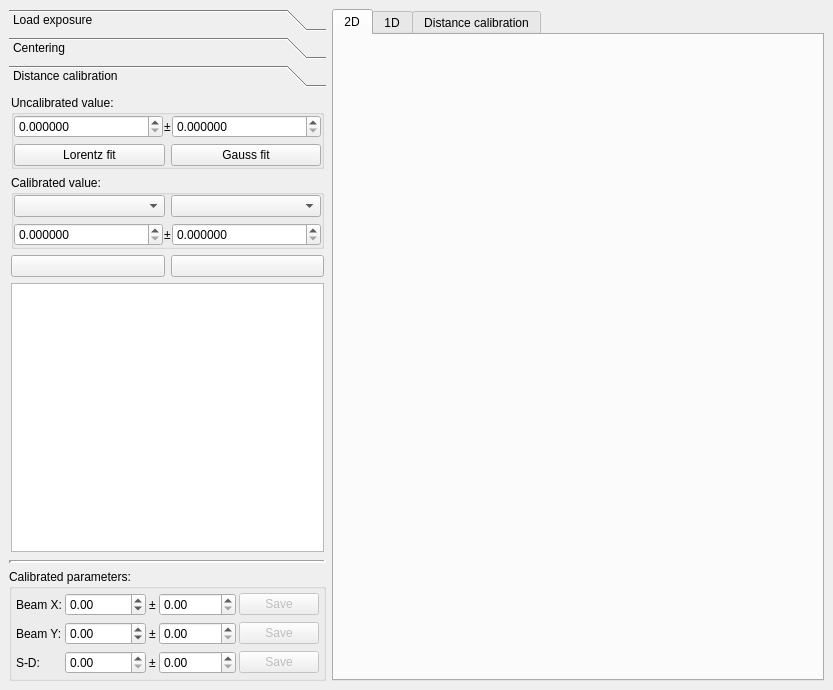
Qt form cct/qtgui2/setup/calibration/calibration.ui (awacha/cct) before a commit.
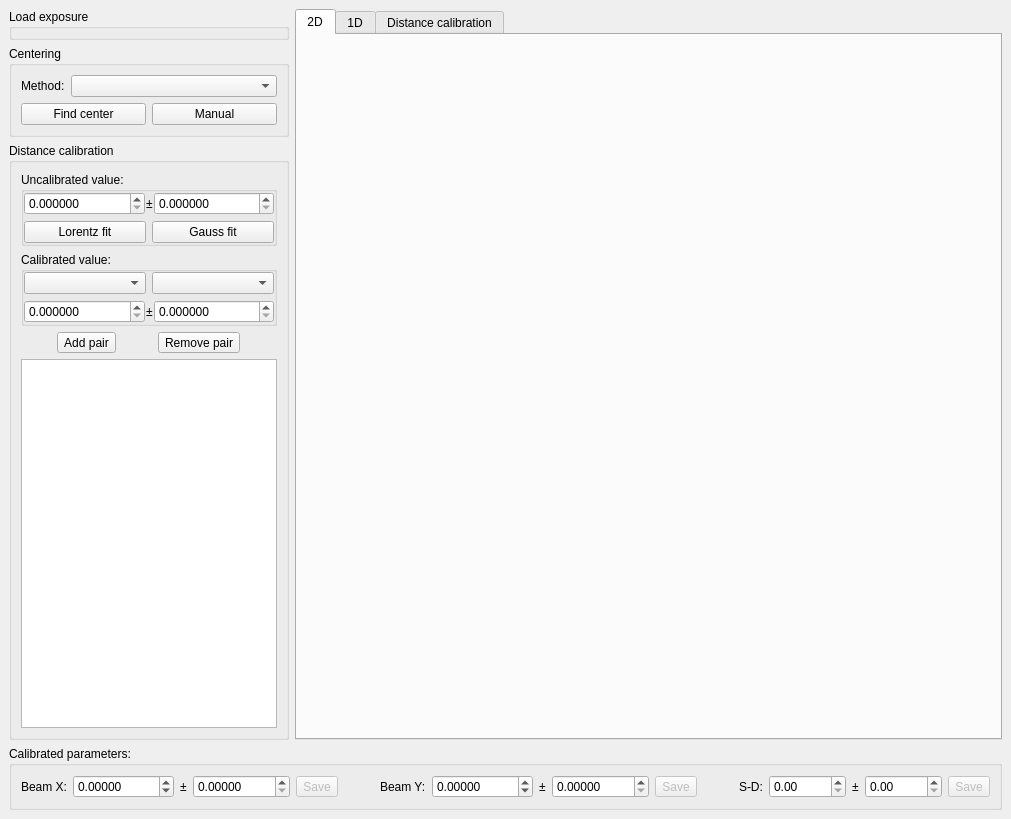
The same form after that commit. The open tabs and pages were chosen to show the change. Icons and pictures are not drawn.

Commit message: More work on calibration: centering almost OK

Patch:
```diff
--- a/cct/qtgui2/setup/calibration/calibration.ui
+++ b/cct/qtgui2/setup/calibration/calibration.ui
@@ -6,8 +6,8 @@
    <rect>
     <x>0</x>
     <y>0</y>
-    <width>833</width>
-    <height>690</height>
+    <width>1011</width>
+    <height>819</height>
    </rect>
   </property>
   <property name="minimumSize">
@@ -24,90 +24,27 @@
     <normaloff>:/icons/calibration.svg</normaloff>:/icons/calibration.svg</iconset>
   </property>
   <widget class="QWidget" name="centralwidget">
-   <layout class="QHBoxLayout" name="horizontalLayout">
-    <item>
-     <widget class="QWidget" name="widget" native="true">
-      <property name="sizePolicy">
-       <sizepolicy hsizetype="Minimum" vsizetype="Preferred">
-        <horstretch>0</horstretch>
-        <verstretch>0</verstretch>
-       </sizepolicy>
-      </property>
-      <property name="minimumSize">
-       <size>
-        <width>0</width>
-        <height>0</height>
-       </size>
-      </property>
       <layout class="QVBoxLayout" name="verticalLayout_2">
-       <property name="leftMargin">
-        <number>0</number>
-       </property>
-       <property name="topMargin">
-        <number>0</number>
-       </property>
-       <property name="rightMargin">
-        <number>0</number>
-       </property>
-       <property name="bottomMargin">
-        <number>0</number>
-       </property>
        <item>
-        <widget class="QToolBox" name="toolBox">
-         <property name="sizePolicy">
-          <sizepolicy hsizetype="Minimum" vsizetype="Expanding">
-           <horstretch>0</horstretch>
-           <verstretch>0</verstretch>
-          </sizepolicy>
-         </property>
-         <property name="minimumSize">
-          <size>
-           <width>0</width>
-           <height>0</height>
-          </size>
-         </property>
-         <property name="currentIndex">
-          <number>0</number>
-         </property>
-         <widget class="QWidget" name="fsnselectorPage">
-          <property name="geometry">
-           <rect>
-            <x>0</x>
-            <y>0</y>
-            <width>356</width>
-            <height>415</height>
-           </rect>
-          </property>
-          <property name="sizePolicy">
-           <sizepolicy hsizetype="Preferred" vsizetype="Preferred">
-            <horstretch>0</horstretch>
-            <verstretch>0</verstretch>
-           </sizepolicy>
-          </property>
-          <attribute name="label">
+     <layout class="QHBoxLayout" name="horizontalLayout">
+      <item>
+       <layout class="QVBoxLayout" name="verticalLayout">
+        <item>
+         <widget class="QGroupBox" name="fsnSelectorGroupBox">
+          <property name="title">
            <string>Load exposure</string>
-          </attribute>
+          </property>
          </widget>
-         <widget class="QWidget" name="centeringPage">
-          <property name="geometry">
-           <rect>
-            <x>0</x>
-            <y>0</y>
-            <width>356</width>
-            <height>415</height>
-           </rect>
-          </property>
-          <property name="sizePolicy">
-           <sizepolicy hsizetype="Preferred" vsizetype="Preferred">
-            <horstretch>0</horstretch>
-            <verstretch>0</verstretch>
-           </sizepolicy>
-          </property>
-          <attribute name="label">
+        </item>
+        <item>
+         <widget class="QGroupBox" name="groupBox_4">
+          <property name="title">
            <string>Centering</string>
-          </attribute>
-          <layout class="QFormLayout" name="formLayout">
-           <item row="0" column="0">
+          </property>
+          <layout class="QVBoxLayout" name="verticalLayout_4">
+           <item>
+            <layout class="QHBoxLayout" name="horizontalLayout_5">
+             <item>
             <widget class="QLabel" name="label_7">
              <property name="sizePolicy">
               <sizepolicy hsizetype="Maximum" vsizetype="Preferred">
@@ -120,7 +57,7 @@
              </property>
             </widget>
            </item>
-           <item row="0" column="1">
+             <item>
             <widget class="QComboBox" name="centeringMethodComboBox">
              <property name="sizePolicy">
               <sizepolicy hsizetype="Preferred" vsizetype="Fixed">
@@ -130,24 +67,11 @@
              </property>
             </widget>
            </item>
-           <item row="2" column="0">
-            <widget class="QLabel" name="label_10">
-             <property name="text">
-              <string>Description:</string>
-             </property>
-            </widget>
+            </layout>
            </item>
-           <item row="3" column="0" colspan="2">
-            <widget class="QTextBrowser" name="centeringDescriptionTextBrowser">
-             <property name="sizePolicy">
-              <sizepolicy hsizetype="Expanding" vsizetype="Expanding">
-               <horstretch>0</horstretch>
-               <verstretch>1</verstretch>
-              </sizepolicy>
-             </property>
-            </widget>
-           </item>
-           <item row="5" column="0" colspan="2">
+           <item>
+            <layout class="QHBoxLayout" name="horizontalLayout_10">
+             <item>
             <widget class="QPushButton" name="centeringPushButton">
              <property name="sizePolicy">
               <sizepolicy hsizetype="Preferred" vsizetype="Fixed">
@@ -164,58 +88,24 @@
              </property>
             </widget>
            </item>
-           <item row="6" column="0" colspan="2">
-            <spacer name="verticalSpacer">
-             <property name="orientation">
-              <enum>Qt::Vertical</enum>
-             </property>
-             <property name="sizeHint" stdset="0">
-              <size>
-               <width>20</width>
-               <height>0</height>
-              </size>
-             </property>
-            </spacer>
-           </item>
-          </layout>
+             <item>
+              <widget class="QPushButton" name="manualCenteringPushButton">
+               <property name="text">
+                <string>Manual</string>
+               </property>
+              </widget>
+             </item>
+            </layout>
+           </item>
+          </layout>
          </widget>
-         <widget class="QWidget" name="distancePage">
-          <property name="geometry">
-           <rect>
-            <x>0</x>
-            <y>0</y>
-            <width>356</width>
-            <height>415</height>
-           </rect>
-          </property>
-          <property name="sizePolicy">
-           <sizepolicy hsizetype="Preferred" vsizetype="Preferred">
-            <horstretch>0</horstretch>
-            <verstretch>0</verstretch>
-           </sizepolicy>
-          </property>
-          <property name="minimumSize">
-           <size>
-            <width>0</width>
-            <height>0</height>
-           </size>
-          </property>
-          <attribute name="label">
+        </item>
+        <item>
+         <widget class="QGroupBox" name="groupBox_5">
+          <property name="title">
            <string>Distance calibration</string>
-          </attribute>
-          <layout class="QVBoxLayout" name="verticalLayout_3">
-           <property name="leftMargin">
-            <number>2</number>
-           </property>
-           <property name="topMargin">
-            <number>2</number>
-           </property>
-           <property name="rightMargin">
-            <number>2</number>
-           </property>
-           <property name="bottomMargin">
-            <number>2</number>
-           </property>
+          </property>
+          <layout class="QVBoxLayout" name="verticalLayout_5">
            <item>
             <widget class="QGroupBox" name="groupBox">
              <property name="sizePolicy">
@@ -455,68 +345,38 @@
             </widget>
            </item>
            <item>
-            <widget class="QWidget" name="widget_5" native="true">
-             <property name="sizePolicy">
-              <sizepolicy hsizetype="Preferred" vsizetype="Preferred">
-               <horstretch>0</horstretch>
-               <verstretch>0</verstretch>
-              </sizepolicy>
-             </property>
-             <property name="minimumSize">
-              <size>
-               <width>0</width>
-               <height>0</height>
-              </size>
-             </property>
-             <layout class="QHBoxLayout" name="horizontalLayout_4">
-              <property name="leftMargin">
-               <number>0</number>
-              </property>
-              <property name="topMargin">
-               <number>0</number>
-              </property>
-              <property name="rightMargin">
-               <number>0</number>
-              </property>
-              <property name="bottomMargin">
-               <number>0</number>
-              </property>
+            <layout class="QVBoxLayout" name="verticalLayout_6">
               <item>
-               <widget class="QPushButton" name="addPairPushButton">
-                <property name="sizePolicy">
-                 <sizepolicy hsizetype="Preferred" vsizetype="Fixed">
-                  <horstretch>0</horstretch>
-                  <verstretch>0</verstretch>
-                 </sizepolicy>
-                </property>
+              <layout class="QHBoxLayout" name="horizontalLayout_6">
+               <item>
+                <widget class="QToolButton" name="addPairToolButton">
                 <property name="text">
-                 <string/>
+                  <string>Add pair</string>
                 </property>
                 <property name="icon">
                  <iconset theme="list-add">
                   <normaloff>../../../qtgui/setup/calibration</normaloff>../../../qtgui/setup/calibration</iconset>
                 </property>
+                 <property name="toolButtonStyle">
+                  <enum>Qt::ToolButtonTextBesideIcon</enum>
+                 </property>
                </widget>
               </item>
               <item>
-               <widget class="QPushButton" name="removePairPushButton">
-                <property name="sizePolicy">
-                 <sizepolicy hsizetype="Preferred" vsizetype="Fixed">
-                  <horstretch>0</horstretch>
-                  <verstretch>0</verstretch>
-                 </sizepolicy>
-                </property>
+                <widget class="QToolButton" name="removePairToolButton">
                 <property name="text">
-                 <string/>
+                  <string>Remove pair</string>
                 </property>
                 <property name="icon">
                  <iconset theme="list-remove">
                   <normaloff>../../../qtgui/setup/calibration</normaloff>../../../qtgui/setup/calibration</iconset>
                 </property>
+                 <property name="toolButtonStyle">
+                  <enum>Qt::ToolButtonTextBesideIcon</enum>
+                 </property>
                </widget>
               </item>
              </layout>
-            </widget>
            </item>
            <item>
             <widget class="QTreeView" name="pairsTreeView">
@@ -544,23 +404,64 @@
             </widget>
            </item>
           </layout>
+           </item>
+          </layout>
          </widget>
-        </widget>
+        </item>
+       </layout>
        </item>
        <item>
-        <widget class="Line" name="line">
-         <property name="lineWidth">
-          <number>3</number>
-         </property>
-         <property name="orientation">
-          <enum>Qt::Horizontal</enum>
-         </property>
+       <widget class="QTabWidget" name="tabWidget">
+        <property name="sizePolicy">
+         <sizepolicy hsizetype="Expanding" vsizetype="Expanding">
+          <horstretch>1</horstretch>
+          <verstretch>0</verstretch>
+         </sizepolicy>
+        </property>
+        <property name="currentIndex">
+         <number>0</number>
+        </property>
+        <widget class="QWidget" name="tab2D">
+         <property name="sizePolicy">
+          <sizepolicy hsizetype="Expanding" vsizetype="Preferred">
+           <horstretch>0</horstretch>
+           <verstretch>0</verstretch>
+          </sizepolicy>
+         </property>
+         <attribute name="title">
+          <string>2D</string>
+         </attribute>
         </widget>
+        <widget class="QWidget" name="tab1D">
+         <property name="sizePolicy">
+          <sizepolicy hsizetype="Expanding" vsizetype="Preferred">
+           <horstretch>0</horstretch>
+           <verstretch>0</verstretch>
+          </sizepolicy>
+         </property>
+         <attribute name="title">
+          <string>1D</string>
+         </attribute>
+        </widget>
+        <widget class="QWidget" name="tabDistance">
+         <property name="sizePolicy">
+          <sizepolicy hsizetype="Expanding" vsizetype="Preferred">
+           <horstretch>0</horstretch>
+           <verstretch>0</verstretch>
+          </sizepolicy>
+         </property>
+         <attribute name="title">
+          <string>Distance calibration</string>
+         </attribute>
+        </widget>
+       </widget>
+      </item>
+     </layout>
        </item>
        <item>
         <widget class="QGroupBox" name="groupBox">
          <property name="sizePolicy">
-          <sizepolicy hsizetype="Preferred" vsizetype="Preferred">
+       <sizepolicy hsizetype="Minimum" vsizetype="Preferred">
            <horstretch>0</horstretch>
            <verstretch>0</verstretch>
           </sizepolicy>
@@ -580,103 +481,177 @@
          <property name="checkable">
           <bool>false</bool>
          </property>
-         <layout class="QGridLayout" name="gridLayout">
-          <property name="leftMargin">
-           <number>4</number>
-          </property>
-          <property name="topMargin">
-           <number>4</number>
-          </property>
-          <property name="rightMargin">
-           <number>4</number>
-          </property>
-          <property name="bottomMargin">
-           <number>4</number>
-          </property>
-          <property name="horizontalSpacing">
-           <number>3</number>
-          </property>
-          <item row="0" column="0">
+      <layout class="QHBoxLayout" name="horizontalLayout_9">
+       <item>
            <widget class="QLabel" name="label">
             <property name="text">
              <string>Beam X:</string>
             </property>
            </widget>
           </item>
-          <item row="1" column="0">
+       <item>
+        <layout class="QHBoxLayout" name="horizontalLayout_4">
+         <item>
+          <widget class="QDoubleSpinBox" name="beamXDoubleSpinBox">
+           <property name="sizePolicy">
+            <sizepolicy hsizetype="Minimum" vsizetype="Fixed">
+             <horstretch>1</horstretch>
+             <verstretch>0</verstretch>
+            </sizepolicy>
+           </property>
+           <property name="decimals">
+            <number>5</number>
+           </property>
+           <property name="minimum">
+            <double>-10000.000000000000000</double>
+           </property>
+           <property name="maximum">
+            <double>10000.000000000000000</double>
+           </property>
+          </widget>
+         </item>
+         <item>
+          <widget class="QLabel" name="label_2">
+           <property name="text">
+            <string>±</string>
+           </property>
+          </widget>
+         </item>
+         <item>
+          <widget class="QDoubleSpinBox" name="beamXErrDoubleSpinBox">
+           <property name="sizePolicy">
+            <sizepolicy hsizetype="Minimum" vsizetype="Fixed">
+             <horstretch>1</horstretch>
+             <verstretch>0</verstretch>
+            </sizepolicy>
+           </property>
+           <property name="decimals">
+            <number>5</number>
+           </property>
+           <property name="maximum">
+            <double>10000.000000000000000</double>
+           </property>
+          </widget>
+         </item>
+         <item>
+          <widget class="QToolButton" name="saveBeamXToolButton">
+           <property name="enabled">
+            <bool>false</bool>
+           </property>
+           <property name="text">
+            <string>Save</string>
+           </property>
+           <property name="icon">
+            <iconset theme="document-save">
+             <normaloff>../../../qtgui/setup/calibration</normaloff>../../../qtgui/setup/calibration</iconset>
+           </property>
+          </widget>
+         </item>
+        </layout>
+       </item>
+       <item>
+        <spacer name="horizontalSpacer">
+         <property name="orientation">
+          <enum>Qt::Horizontal</enum>
+         </property>
+         <property name="sizeHint" stdset="0">
+          <size>
+           <width>0</width>
+           <height>0</height>
+          </size>
+         </property>
+        </spacer>
+       </item>
+       <item>
            <widget class="QLabel" name="label_3">
             <property name="text">
              <string>Beam Y:</string>
             </property>
            </widget>
           </item>
-          <item row="2" column="0">
+       <item>
+        <layout class="QHBoxLayout" name="horizontalLayout_7">
+         <item>
+          <widget class="QDoubleSpinBox" name="beamYDoubleSpinBox">
+           <property name="sizePolicy">
+            <sizepolicy hsizetype="Minimum" vsizetype="Fixed">
+             <horstretch>1</horstretch>
+             <verstretch>0</verstretch>
+            </sizepolicy>
+           </property>
+           <property name="decimals">
+            <number>5</number>
+           </property>
+           <property name="minimum">
+            <double>-10000.000000000000000</double>
+           </property>
+           <property name="maximum">
+            <double>10000.000000000000000</double>
+           </property>
+          </widget>
+         </item>
+         <item>
+          <widget class="QLabel" name="label_5">
+           <property name="text">
+            <string>±</string>
+           </property>
+          </widget>
+         </item>
+         <item>
+          <widget class="QDoubleSpinBox" name="beamYErrDoubleSpinBox">
+           <property name="sizePolicy">
+            <sizepolicy hsizetype="Minimum" vsizetype="Fixed">
+             <horstretch>1</horstretch>
+             <verstretch>0</verstretch>
+            </sizepolicy>
+           </property>
+           <property name="decimals">
+            <number>5</number>
+           </property>
+           <property name="maximum">
+            <double>10000.000000000000000</double>
+           </property>
+          </widget>
+         </item>
+         <item>
+          <widget class="QToolButton" name="saveBeamYToolButton">
+           <property name="enabled">
+            <bool>false</bool>
+           </property>
+           <property name="text">
+            <string>Save</string>
+           </property>
+           <property name="icon">
+            <iconset theme="document-save">
+             <normaloff>../../../qtgui/setup/calibration</normaloff>../../../qtgui/setup/calibration</iconset>
+           </property>
+          </widget>
+         </item>
+        </layout>
+       </item>
+       <item>
+        <spacer name="horizontalSpacer_2">
+         <property name="orientation">
+          <enum>Qt::Horizontal</enum>
+         </property>
+         <property name="sizeHint" stdset="0">
+          <size>
+           <width>0</width>
+           <height>0</height>
+          </size>
+         </property>
+        </spacer>
+       </item>
+       <item>
            <widget class="QLabel" name="label_4">
             <property name="text">
              <string>S-D:</string>
             </property>
            </widget>
           </item>
-          <item row="0" column="4">
-           <widget class="QPushButton" name="saveBeamXPushButton">
-            <property name="enabled">
-             <bool>false</bool>
-            </property>
-            <property name="text">
-             <string>Save</string>
-            </property>
-            <property name="icon">
-             <iconset theme="document-save">
-              <normaloff>../../../qtgui/setup/calibration</normaloff>../../../qtgui/setup/calibration</iconset>
-            </property>
-           </widget>
-          </item>
-          <item row="0" column="3">
-           <widget class="QDoubleSpinBox" name="beamXErrDoubleSpinBox">
-            <property name="sizePolicy">
-             <sizepolicy hsizetype="Minimum" vsizetype="Fixed">
-              <horstretch>1</horstretch>
-              <verstretch>0</verstretch>
-             </sizepolicy>
-            </property>
-            <property name="maximum">
-             <double>10000.000000000000000</double>
-            </property>
-           </widget>
-          </item>
-          <item row="0" column="1">
-           <widget class="QDoubleSpinBox" name="beamXDoubleSpinBox">
-            <property name="sizePolicy">
-             <sizepolicy hsizetype="Minimum" vsizetype="Fixed">
-              <horstretch>1</horstretch>
-              <verstretch>0</verstretch>
-             </sizepolicy>
-            </property>
-            <property name="minimum">
-             <double>-10000.000000000000000</double>
-            </property>
-            <property name="maximum">
-             <double>10000.000000000000000</double>
-            </property>
-           </widget>
-          </item>
-          <item row="1" column="1">
-           <widget class="QDoubleSpinBox" name="beamYDoubleSpinBox">
-            <property name="sizePolicy">
-             <sizepolicy hsizetype="Minimum" vsizetype="Fixed">
-              <horstretch>1</horstretch>
-              <verstretch>0</verstretch>
-             </sizepolicy>
-            </property>
-            <property name="minimum">
-             <double>-10000.000000000000000</double>
-            </property>
-            <property name="maximum">
-             <double>10000.000000000000000</double>
-            </property>
-           </widget>
-          </item>
-          <item row="2" column="1">
+       <item>
+        <layout class="QHBoxLayout" name="horizontalLayout_8">
+         <item>
            <widget class="QDoubleSpinBox" name="sdDistDoubleSpinBox">
             <property name="sizePolicy">
              <sizepolicy hsizetype="Minimum" vsizetype="Fixed">
@@ -689,7 +664,14 @@
             </property>
            </widget>
           </item>
-          <item row="2" column="3">
+         <item>
+          <widget class="QLabel" name="label_6">
+           <property name="text">
+            <string>±</string>
+           </property>
+          </widget>
+         </item>
+         <item>
            <widget class="QDoubleSpinBox" name="sdDistErrDoubleSpinBox">
             <property name="sizePolicy">
              <sizepolicy hsizetype="Minimum" vsizetype="Fixed">
@@ -705,119 +687,24 @@
             </property>
            </widget>
           </item>
-          <item row="1" column="4">
-           <widget class="QPushButton" name="saveBeamYPushButton">
-            <property name="enabled">
-             <bool>false</bool>
-            </property>
-            <property name="text">
-             <string>Save</string>
-            </property>
-            <property name="icon">
-             <iconset theme="document-save">
-              <normaloff>../../../qtgui/setup/calibration</normaloff>../../../qtgui/setup/calibration</iconset>
-            </property>
-           </widget>
-          </item>
-          <item row="1" column="3">
-           <widget class="QDoubleSpinBox" name="beamYErrDoubleSpinBox">
-            <property name="sizePolicy">
-             <sizepolicy hsizetype="Minimum" vsizetype="Fixed">
-              <horstretch>1</horstretch>
-              <verstretch>0</verstretch>
-             </sizepolicy>
-            </property>
-            <property name="maximum">
-             <double>10000.000000000000000</double>
-            </property>
-           </widget>
-          </item>
-          <item row="2" column="4">
-           <widget class="QPushButton" name="saveSDDistPushButton">
-            <property name="enabled">
-             <bool>false</bool>
-            </property>
-            <property name="text">
-             <string>Save</string>
-            </property>
-            <property name="icon">
-             <iconset theme="document-save">
-              <normaloff>../../../qtgui/setup/calibration</normaloff>../../../qtgui/setup/calibration</iconset>
-            </property>
-           </widget>
-          </item>
-          <item row="0" column="2">
-           <widget class="QLabel" name="label_2">
-            <property name="text">
-             <string>±</string>
-            </property>
-           </widget>
-          </item>
-          <item row="1" column="2">
-           <widget class="QLabel" name="label_5">
-            <property name="text">
-             <string>±</string>
-            </property>
-           </widget>
-          </item>
-          <item row="2" column="2">
-           <widget class="QLabel" name="label_6">
-            <property name="text">
-             <string>±</string>
-            </property>
-           </widget>
-          </item>
-         </layout>
-        </widget>
-       </item>
-      </layout>
-     </widget>
-    </item>
     <item>
-     <widget class="QTabWidget" name="tabWidget">
-      <property name="sizePolicy">
-       <sizepolicy hsizetype="Expanding" vsizetype="Expanding">
-        <horstretch>1</horstretch>
-        <verstretch>0</verstretch>
-       </sizepolicy>
-      </property>
-      <property name="currentIndex">
-       <number>0</number>
-      </property>
-      <widget class="QWidget" name="tab2D">
-       <property name="sizePolicy">
-        <sizepolicy hsizetype="Expanding" vsizetype="Preferred">
-         <horstretch>0</horstretch>
-         <verstretch>0</verstretch>
-        </sizepolicy>
-       </property>
-       <attribute name="title">
-        <string>2D</string>
-       </attribute>
-      </widget>
-      <widget class="QWidget" name="tab1D">
-       <property name="sizePolicy">
-        <sizepolicy hsizetype="Expanding" vsizetype="Preferred">
-         <horstretch>0</horstretch>
-         <verstretch>0</verstretch>
-        </sizepolicy>
-       </property>
-       <attribute name="title">
-        <string>1D</string>
-       </attribute>
-      </widget>
-      <widget class="QWidget" name="tabDistance">
-       <property name="sizePolicy">
-        <sizepolicy hsizetype="Expanding" vsizetype="Preferred">
-         <horstretch>0</horstretch>
-         <verstretch>0</verstretch>
-        </sizepolicy>
-       </property>
-       <attribute name="title">
-        <string>Distance calibration</string>
-       </attribute>
-      </widget>
-     </widget>
+          <widget class="QToolButton" name="saveSDDistToolButton">
+           <property name="enabled">
+            <bool>false</bool>
+           </property>
+           <property name="text">
+            <string>Save</string>
+           </property>
+           <property name="icon">
+            <iconset theme="document-save">
+             <normaloff>../../../qtgui/setup/calibration</normaloff>../../../qtgui/setup/calibration</iconset>
+           </property>
+          </widget>
+         </item>
+        </layout>
+       </item>
+      </layout>
+     </widget>
     </item>
    </layout>
   </widget>
```
Left out of the diff: 24 changed lines with no effect on the pictures. Lines whose indentation alone changed are shown as unchanged. The commit also changes 6 other files.
